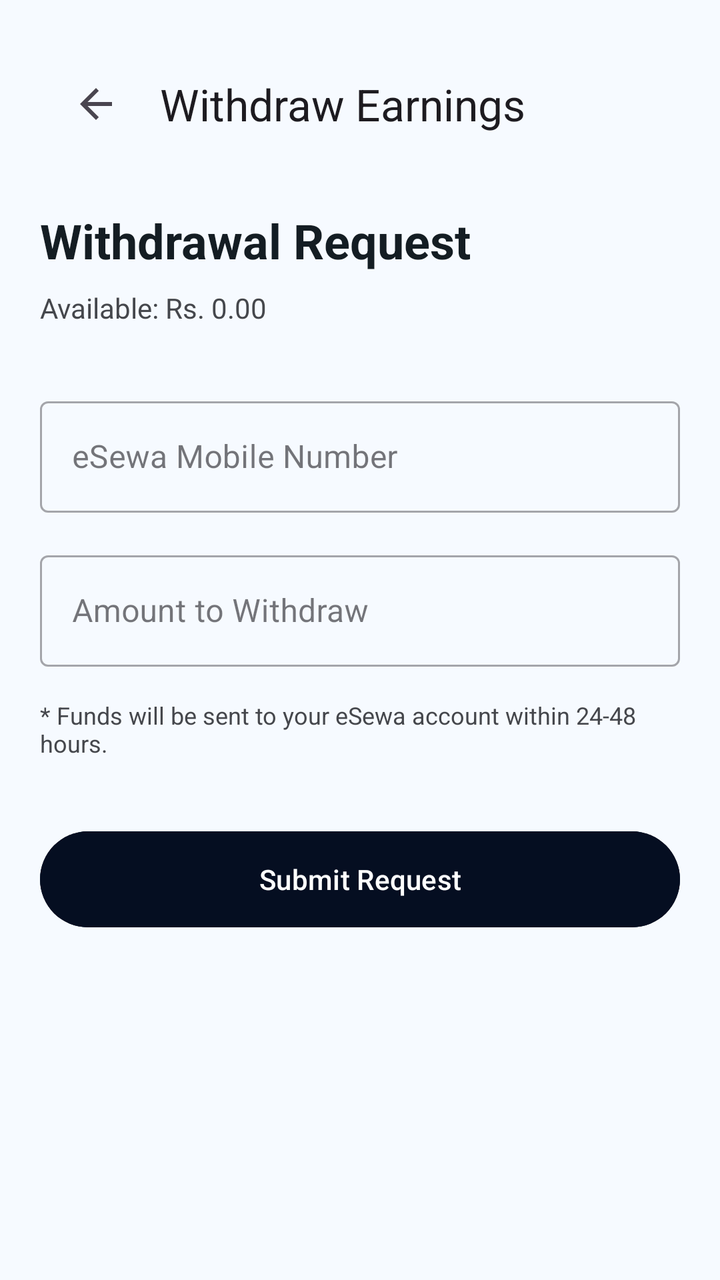
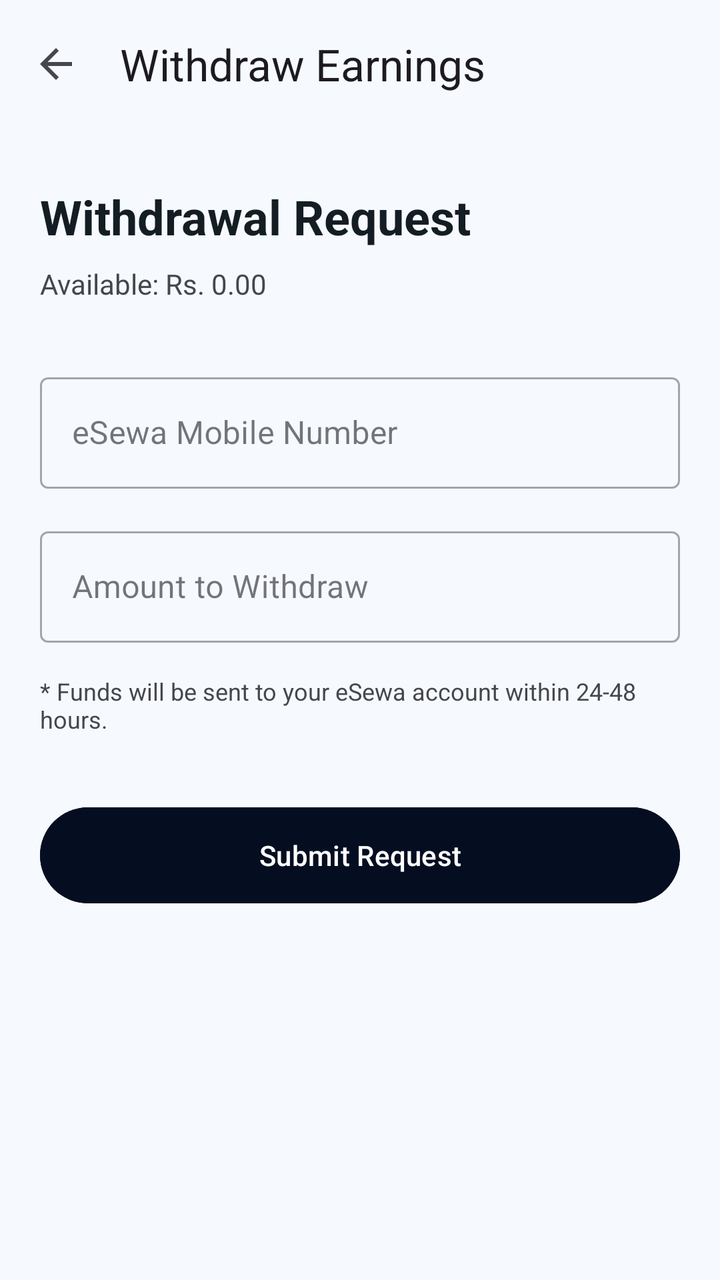

Screens rendered from an Android XML layout before and after an edit, with the pre-edit source and the edit as a unified diff.
<!-- AndroidManifest.xml: application theme Theme.MiniJobHunt -->
<!-- res/layout/activity_withdraw.xml -->
<?xml version="1.0" encoding="utf-8"?>
<LinearLayout xmlns:android="http://schemas.android.com/apk/res/android"
    xmlns:app="http://schemas.android.com/apk/res-auto"
    android:layout_width="match_parent"
    android:layout_height="match_parent"
    android:orientation="vertical"
    android:padding="20dp"
    android:background="@color/background">

    <androidx.appcompat.widget.Toolbar
        android:id="@+id/toolbar"
        android:layout_width="match_parent"
        android:layout_height="?attr/actionBarSize"
        android:background="@android:color/transparent"
        app:navigationIcon="?attr/homeAsUpIndicator"
        app:title="Withdraw Earnings" />

    <TextView
        android:layout_width="wrap_content"
        android:layout_height="wrap_content"
        android:text="Withdrawal Request"
        android:textSize="24sp"
        android:textStyle="bold"
        android:textColor="@color/text_primary"
        android:layout_marginTop="20dp"/>

    <TextView
        android:id="@+id/txtBalance"
        android:layout_width="wrap_content"
        android:layout_height="wrap_content"
        android:text="Available: Rs. 0.00"
        android:textColor="@color/text_secondary"
        android:layout_marginTop="8dp"/>

    <com.google.android.material.textfield.TextInputLayout
        android:layout_width="match_parent"
        android:layout_height="wrap_content"
        android:layout_marginTop="32dp"
        style="@style/Widget.MaterialComponents.TextInputLayout.OutlinedBox"
        app:hintEnabled="true"
        android:hint="eSewa Mobile Number">

        <com.google.android.material.textfield.TextInputEditText
            android:id="@+id/etMobileNumber"
            android:layout_width="match_parent"
            android:layout_height="wrap_content"
            android:inputType="phone" />
    </com.google.android.material.textfield.TextInputLayout>

    <com.google.android.material.textfield.TextInputLayout
        android:layout_width="match_parent"
        android:layout_height="wrap_content"
        android:layout_marginTop="16dp"
        style="@style/Widget.MaterialComponents.TextInputLayout.OutlinedBox"
        app:hintEnabled="true"
        android:hint="Amount to Withdraw">

        <com.google.android.material.textfield.TextInputEditText
            android:id="@+id/etAmount"
            android:layout_width="match_parent"
            android:layout_height="wrap_content"
            android:inputType="numberDecimal" />
    </com.google.android.material.textfield.TextInputLayout>

    <TextView
        android:layout_width="wrap_content"
        android:layout_height="wrap_content"
        android:text="* Funds will be sent to your eSewa account within 24-48 hours."
        android:textSize="12sp"
        android:textColor="@color/text_secondary"
        android:layout_marginTop="16dp"/>

    <Button
        android:id="@+id/btnSubmitWithdrawal"
        android:layout_width="match_parent"
        android:layout_height="56dp"
        android:layout_marginTop="32dp"
        android:text="Submit Request"
        android:textAllCaps="false"
        android:backgroundTint="@color/primary"
        android:textColor="@android:color/white"/>

    <ProgressBar
        android:id="@+id/progressBar"
        android:layout_width="wrap_content"
        android:layout_height="wrap_content"
        android:layout_gravity="center"
        android:layout_marginTop="16dp"
        android:visibility="gone"/>

</LinearLayout>
<!-- resources referenced by this layout -->
<resources>
  <color name="background">#f6faff</color>
  <color name="primary">#050e21</color>
  <color name="text_primary">#141d23</color>
  <color name="text_secondary">#45474c</color>
  <style name="Theme.MiniJobHunt" parent="Base.Theme.MiniJobHunt" />
  <style name="Base.Theme.MiniJobHunt" parent="Theme.Material3.DayNight.NoActionBar">
          <item name="colorPrimary">@color/primary</item>
          <item name="colorOnPrimary">@color/white</item>
          <item name="colorPrimaryContainer">@color/primary_container</item>
          <item name="colorOnPrimaryContainer">@color/on_primary_container</item>
  
          <item name="colorSecondary">@color/secondary</item>
          <item name="colorOnSecondary">@color/white</item>
  
          <item name="android:windowBackground">@color/background</item>
          <item name="android:statusBarColor">@color/background</item>
          <item name="android:windowLightStatusBar">true</item>
  
          
          <item name="textAppearanceHeadlineLarge">@style/AppText.HeadlineLarge</item>
          <item name="textAppearanceTitleMedium">@style/AppText.TitleMedium</item>
          <item name="textAppearanceBodyLarge">@style/AppText.BodyLarge</item>
          <item name="textAppearanceLabelMedium">@style/AppText.LabelMedium</item>
      </style>
  <color name="white">#FFFFFF</color>
  <color name="primary_container">#1b2437</color>
  <color name="on_primary_container">#828ba2</color>
  <color name="secondary">#5c5f60</color>
  <style name="AppText.HeadlineLarge">
          <item name="android:textSize">24sp</item>
          <item name="android:textStyle">bold</item>
          <item name="android:textColor">@color/text_primary</item>
          <item name="android:letterSpacing">-0.02</item>
      </style>
  <style name="AppText.TitleMedium">
          <item name="android:textSize">18sp</item>
          <item name="android:textStyle">bold</item>
          <item name="android:textColor">@color/text_primary</item>
      </style>
  <style name="AppText.BodyLarge">
          <item name="android:textSize">16sp</item>
          <item name="android:textColor">@color/text_secondary</item>
      </style>
  <style name="AppText.LabelMedium">
          <item name="android:textSize">12sp</item>
          <item name="android:textStyle">bold</item>
          <item name="android:textColor">@color/text_muted</item>
          <item name="android:letterSpacing">0.01</item>
      </style>
  <color name="text_muted">#76777d</color>
</resources>

<!-- the commit's change to res/layout/activity_withdraw.xml (unified diff, before → after) -->
@@ -4,25 +4,31 @@
     android:layout_width="match_parent"
     android:layout_height="match_parent"
     android:orientation="vertical"
-    android:padding="20dp"
     android:background="@color/background">
 
     <androidx.appcompat.widget.Toolbar
         android:id="@+id/toolbar"
         android:layout_width="match_parent"
         android:layout_height="?attr/actionBarSize"
-        android:background="@android:color/transparent"
+        android:background="@color/surface"
+        android:elevation="4dp"
         app:navigationIcon="?attr/homeAsUpIndicator"
         app:title="Withdraw Earnings" />
 
-    <TextView
-        android:layout_width="wrap_content"
+    <LinearLayout
+        android:layout_width="match_parent"
         android:layout_height="wrap_content"
-        android:text="Withdrawal Request"
-        android:textSize="24sp"
-        android:textStyle="bold"
-        android:textColor="@color/text_primary"
-        android:layout_marginTop="20dp"/>
+        android:orientation="vertical"
+        android:padding="20dp">
+
+        <TextView
+            android:layout_width="wrap_content"
+            android:layout_height="wrap_content"
+            android:text="Withdrawal Request"
+            android:textSize="24sp"
+            android:textStyle="bold"
+            android:textColor="@color/text_primary"
+            android:layout_marginTop="8dp"/>
 
     <TextView
         android:id="@+id/txtBalance"
@@ -88,4 +94,6 @@
         android:layout_marginTop="16dp"
         android:visibility="gone"/>
 
+    </LinearLayout>
+
 </LinearLayout>
<!-- resource entries referenced after the edit -->
@@ -2,6 +2,7 @@
 <resources>
   <color name="background">#f6faff</color>
   <color name="primary">#050e21</color>
+  <color name="surface">#f6faff</color>
   <color name="text_primary">#141d23</color>
   <color name="text_secondary">#45474c</color>
   <style name="Theme.MiniJobHunt" parent="Base.Theme.MiniJobHunt" />
